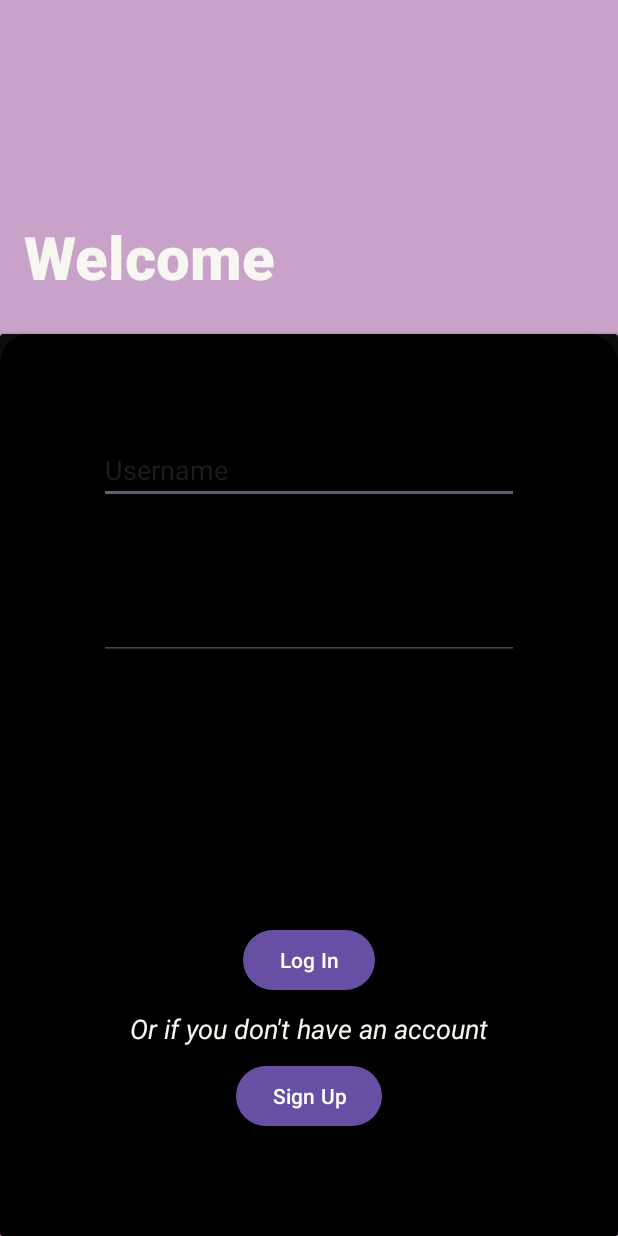
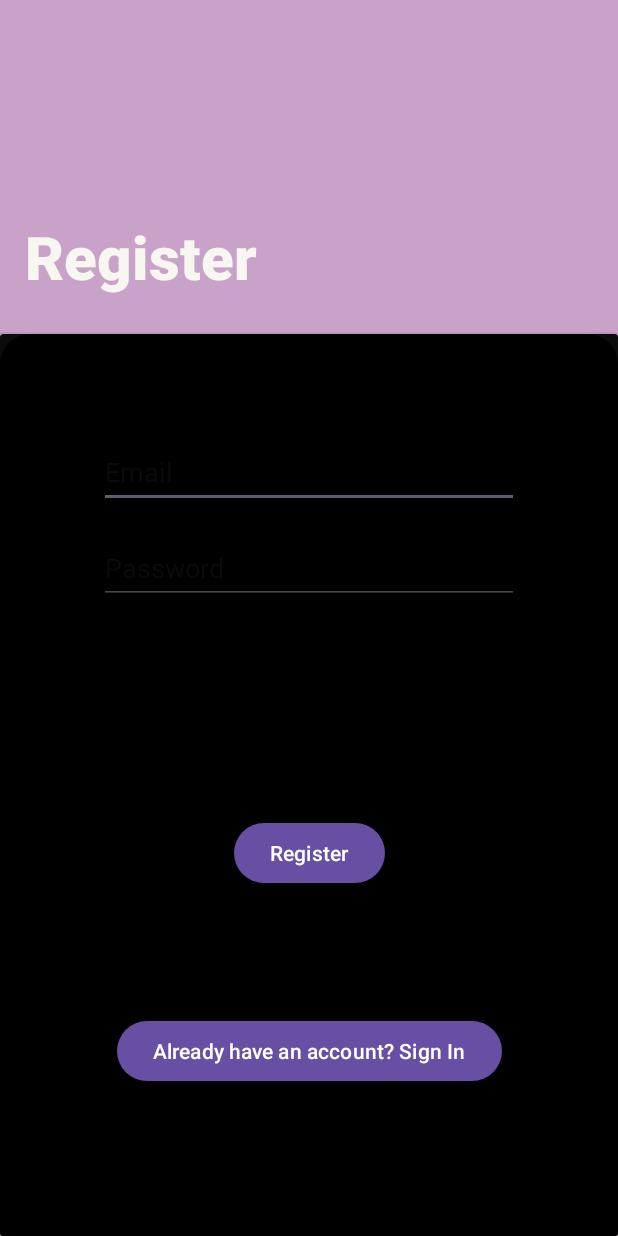
Before and after one commit to I-m-a-Dude/IS_Project, an Android app: the RegisterActivity screen opened directly, with no data from a screen before it, on a phone screen of 412 x 824 dp. Run offline under Robolectric (Android 15) with nearby library versions, the phone set to English and light mode, and no system bars; our stand-ins replace Firebase (no records; nobody signed in at launch, a user with empty details on screens opened directly).

Commit message:
7th time

```diff
--- a/app/src/main/java/com/toto/proiect_is/RegisterActivity.java
+++ b/app/src/main/java/com/toto/proiect_is/RegisterActivity.java
@@ -1,16 +1,63 @@
 package com.toto.proiect_is;
 
+import android.content.Intent;
+import android.os.Bundle;
+import android.view.View;
+import android.widget.Button;
+import android.widget.EditText;
+import android.widget.Toast;
+import androidx.annotation.NonNull;
+import androidx.appcompat.app.AppCompatActivity;
+import com.google.android.gms.tasks.OnCompleteListener;
+import com.google.android.gms.tasks.Task;
+import com.google.firebase.auth.AuthResult;
+import com.google.firebase.auth.FirebaseAuth;
+import com.toto.proiect_is.data.RegisterData;
 
-import android.os.Bundle;
-
-import androidx.appcompat.app.AppCompatActivity;
 
 
 public class RegisterActivity extends AppCompatActivity {
+
+    private RegisterData registerData;
+
+    private EditText emailEditText;
+    private EditText passwordEditText;
 
     @Override
     protected void onCreate(Bundle savedInstanceState) {
         super.onCreate(savedInstanceState);
         setContentView(R.layout.activity_register);
+
+        // Initialize RegisterData
+        registerData = new RegisterData();
+
+        // Initialize UI elements
+        emailEditText = findViewById(R.id.Email);
+        passwordEditText = findViewById(R.id.Password);
+
+        Button registerButton = findViewById(R.id.RegisterButton);
+        registerButton.setOnClickListener(new View.OnClickListener() {
+            @Override
+            public void onClick(View view) {
+                // Get the email and password from the EditText fields
+                String email = emailEditText.getText().toString().trim();
+                String password = passwordEditText.getText().toString().trim();
+
+                // Validate email and password (add your own validation logic here)
+
+                // Call the registerUser method from RegisterData
+                registerData.registerUser(RegisterActivity.this, email, password);
+            }
+        });
+
+        Button signInButton = findViewById(R.id.SignInButton);
+        signInButton.setOnClickListener(new View.OnClickListener() {
+            @Override
+            public void onClick(View view) {
+                // Open the LoginActivity when the "Sign In" button is clicked
+                Intent intent = new Intent(RegisterActivity.this, MainActivity.class);
+                startActivity(intent);
+            }
+        });
     }
 }
--- /dev/null
+++ b/app/src/main/java/com/toto/proiect_is/data/MainData.java
@@ -0,0 +1,4 @@
+package com.toto.proiect_is.data;
+
+public class MainData {
+}
--- /dev/null
+++ b/app/src/main/java/com/toto/proiect_is/data/RegisterData.java
@@ -0,0 +1,33 @@
+package com.toto.proiect_is.data;
+
+import android.app.Activity;
+import android.widget.Toast;
+
+import com.google.firebase.auth.FirebaseAuth;
+import com.google.firebase.auth.FirebaseUser;
+
+public class RegisterData {
+
+    private FirebaseAuth mAuth;
+
+    public RegisterData() {
+        // Initialize Firebase Auth
+        mAuth = FirebaseAuth.getInstance();
+    }
+
+    public void registerUser(Activity activity, String email, String password) {
+        mAuth.createUserWithEmailAndPassword(email, password)
+                .addOnCompleteListener(activity, task -> {
+                    if (task.isSuccessful()) {
+                        // Registration success
+                        FirebaseUser user = mAuth.getCurrentUser();
+                        // You can perform additional actions here, such as updating UI or saving user data
+                        Toast.makeText(activity, "Registration successful.", Toast.LENGTH_SHORT).show();
+                    } else {
+                        // If registration fails, display a message to the user.
+                        Toast.makeText(activity, "Registration failed. " + task.getException(),
+                                Toast.LENGTH_SHORT).show();
+                    }
+                });
+    }
+}
--- a/app/src/main/res/layout/activity_register.xml
+++ b/app/src/main/res/layout/activity_register.xml
@@ -5,7 +5,7 @@
     android:layout_width="match_parent"
     android:layout_height="match_parent"
     android:background="#C8A2C8"
-    tools:context=".MainActivity" >
+    tools:context=".RegisterActivity" >
 
     <TextView
         android:id="@+id/textView"
@@ -14,7 +14,7 @@
         android:layout_marginTop="144dp"
         android:fontFamily="sans-serif-black"
         android:lineSpacingExtra="0.2dp"
-        android:text="Welcome"
+        android:text="Register"
         android:textAllCaps="false"
         android:textColor="#F8F6F0"
         android:textSize="40dp"
@@ -52,67 +52,52 @@
             android:background="@drawable/reg_stil">
 
             <EditText
-                android:id="@+id/Username"
+                android:id="@+id/Email"
                 android:layout_width="280dp"
                 android:layout_height="wrap_content"
                 android:layout_marginTop="68dp"
                 android:ems="10"
-                android:inputType="text"
-                android:text="Username"
+                android:hint="Email"
+                android:inputType="textEmailAddress"
+                android:minHeight="48dp"
                 app:layout_constraintEnd_toEndOf="parent"
                 app:layout_constraintStart_toStartOf="parent"
-                app:layout_constraintTop_toTopOf="parent"
-                tools:ignore="MissingConstraints,TouchTargetSizeCheck" />
+                app:layout_constraintTop_toTopOf="parent" />
 
             <EditText
-                android:id="@+id/Password_Repeat"
+                android:id="@+id/Password"
                 android:layout_width="280dp"
                 android:layout_height="wrap_content"
-                android:layout_marginTop="56dp"
+                android:layout_marginTop="16dp"
                 android:ems="10"
+                android:hint="Password"
                 android:inputType="textPassword"
                 android:minHeight="48dp"
-                app:layout_constraintBottom_toTopOf="@+id/Log_In"
                 app:layout_constraintEnd_toEndOf="parent"
                 app:layout_constraintStart_toStartOf="parent"
-                app:layout_constraintTop_toBottomOf="@+id/Username"
-                app:layout_constraintVertical_bias="0.0"
-                tools:ignore="MissingConstraints,SpeakableTextPresentCheck" />
+                app:layout_constraintTop_toBottomOf="@+id/Email" />
 
             <Button
-                android:id="@+id/Register"
+                android:id="@+id/RegisterButton"
                 android:layout_width="wrap_content"
                 android:layout_height="wrap_content"
-                android:text="Sign Up"
+                android:text="Register"
                 app:layout_constraintBottom_toBottomOf="parent"
                 app:layout_constraintEnd_toEndOf="parent"
                 app:layout_constraintStart_toStartOf="parent"
-                app:layout_constraintTop_toBottomOf="@+id/Log_In"
+                app:layout_constraintTop_toBottomOf="@+id/Password"
                 app:layout_constraintVertical_bias="0.38" />
 
             <Button
-                android:id="@+id/Log_In"
+                android:id="@+id/SignInButton"
                 android:layout_width="wrap_content"
                 android:layout_height="wrap_content"
-                android:layout_marginBottom="160dp"
-                android:text="Log In"
+                android:layout_marginBottom="16dp"
+                android:text="Already have an account? Sign In"
                 app:layout_constraintBottom_toBottomOf="parent"
                 app:layout_constraintEnd_toEndOf="parent"
-                app:layout_constraintStart_toStartOf="parent" />
-
-            <TextView
-                android:id="@+id/Option"
-                android:layout_width="wrap_content"
-                android:layout_height="wrap_content"
-                android:fontFamily="sans-serif-thin"
-                android:text="Or if you don't have an account"
-                android:textColor="#F8F6F0"
-                android:textSize="18dp"
-                android:textStyle="bold|italic"
-                app:layout_constraintBottom_toTopOf="@+id/Register"
-                app:layout_constraintEnd_toEndOf="parent"
                 app:layout_constraintStart_toStartOf="parent"
-                app:layout_constraintTop_toBottomOf="@+id/Log_In" />
+                app:layout_constraintTop_toBottomOf="@+id/RegisterButton" />
 
         </androidx.constraintlayout.widget.ConstraintLayout>
 
```
